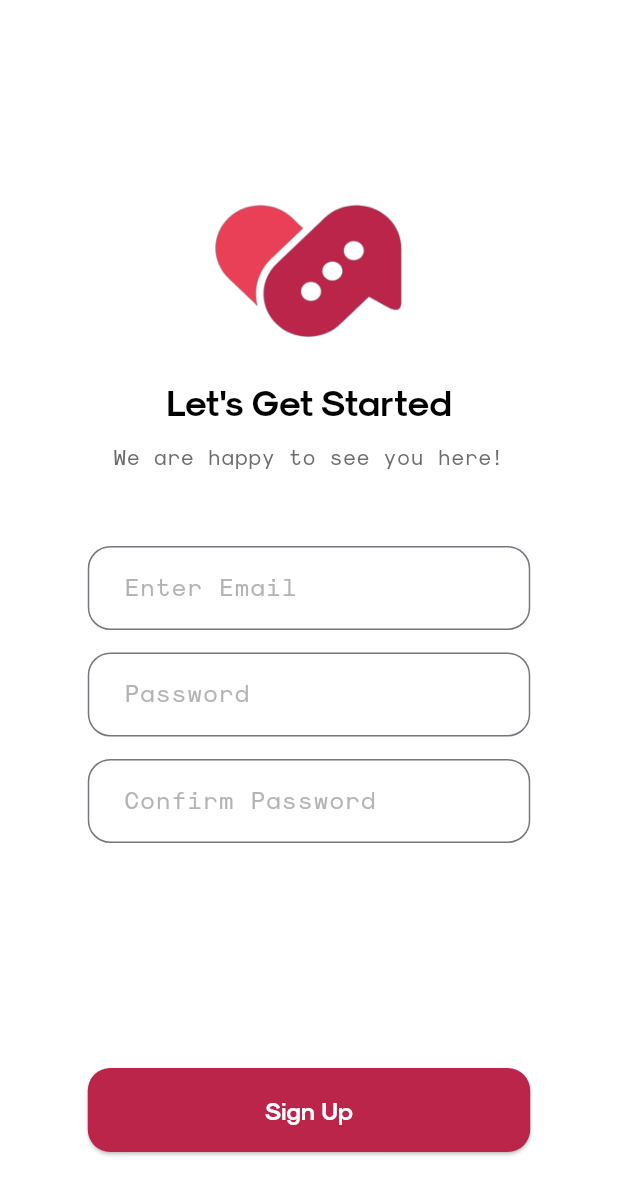
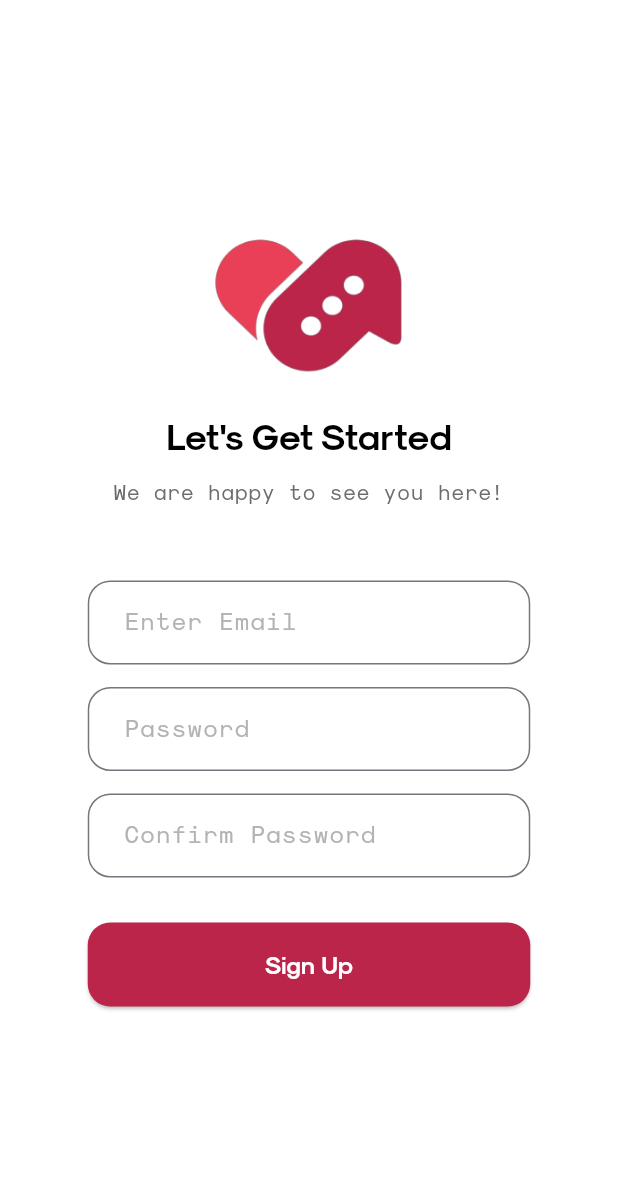
Before and after one commit to greennyumbs/wanjaii, a Flutter app: the SignUp screen opened directly, on a phone screen of 412 x 824 dp. Shown: the top 1195 px of the screen. Run offline on Flutter 3.47's test engine with Material 3 defaults, Android fonts, the phone set to English and light mode, and no system bars; our stand-ins replace bloc, carousel_slider, cloud_firestore, equatable, firebase_auth, firebase_core and 7 more; missing offline and left inert: insta_image_viewer; accounts and stored records are empty; network calls fail.

Commit message:
adjust the layout a little bit

```diff
--- a/lib/screens/onboarding/onboarding_screens/signup.dart
+++ b/lib/screens/onboarding/onboarding_screens/signup.dart
@@ -157,10 +157,7 @@ class _SignUpState extends State<SignUp> {
   @override
   Widget build(BuildContext context) {
     return Scaffold(
-        body: SingleChildScrollView(
-      child: Padding(
-        padding: const EdgeInsets.only(top: 130.0),
-        child: Center(
+      body: Center(
           child: Form(
         child: Column(
           mainAxisAlignment: MainAxisAlignment.center,
@@ -252,7 +249,7 @@ class _SignUpState extends State<SignUp> {
                     contentPadding: const EdgeInsets.all(20.0)),
               ),
             ),
-              const SizedBox(height: 150),
+            const SizedBox(height: 30),
             ElevatedButton(
                 onPressed: () async {
                   registerUser();
@@ -265,8 +262,8 @@ class _SignUpState extends State<SignUp> {
                       const Size(295, 56)), // Set button width and height
                   shape: MaterialStateProperty.all<RoundedRectangleBorder>(
                     RoundedRectangleBorder(
-                        borderRadius: BorderRadius.circular(
-                            15.0), // Set border radius here
+                      borderRadius:
+                          BorderRadius.circular(15.0), // Set border radius here
                     ),
                   ),
                 ),
@@ -282,8 +279,7 @@ class _SignUpState extends State<SignUp> {
           ],
         ),
       )),
-      ),
-    ));
+    );
   }
 }
 
```
Lines whose indentation alone changed are shown as unchanged.
